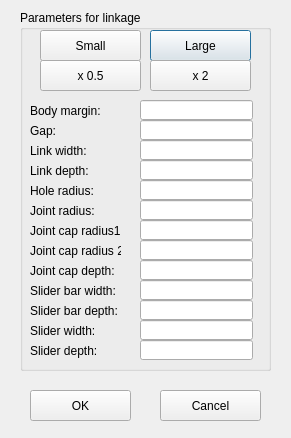
First picture: the form in KinematicDesign/OptionDialog.ui, repository gnishida/KinematicDesign, before the edit.
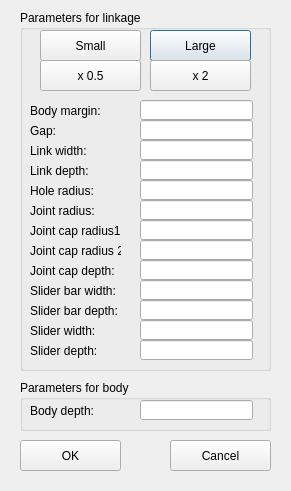
Second picture: the form after the edit.

Commit message: add body depth parameter

What changed in the file:
```diff
--- a/KinematicDesign/OptionDialog.ui
+++ b/KinematicDesign/OptionDialog.ui
@@ -7,7 +7,7 @@
     <x>0</x>
     <y>0</y>
     <width>291</width>
-    <height>438</height>
+    <height>491</height>
    </rect>
   </property>
   <property name="windowTitle">
@@ -380,8 +380,8 @@
   <widget class="QPushButton" name="pushButtonOK">
    <property name="geometry">
     <rect>
-     <x>30</x>
-     <y>390</y>
+     <x>20</x>
+     <y>440</y>
      <width>101</width>
      <height>31</height>
     </rect>
@@ -393,8 +393,8 @@
   <widget class="QPushButton" name="pushButtonCancel">
    <property name="geometry">
     <rect>
-     <x>160</x>
-     <y>390</y>
+     <x>170</x>
+     <y>440</y>
      <width>101</width>
      <height>31</height>
     </rect>
@@ -403,6 +403,42 @@
     <string>Cancel</string>
    </property>
   </widget>
+  <widget class="QGroupBox" name="groupBox_2">
+   <property name="geometry">
+    <rect>
+     <x>20</x>
+     <y>380</y>
+     <width>251</width>
+     <height>51</height>
+    </rect>
+   </property>
+   <property name="title">
+    <string>Parameters for body</string>
+   </property>
+   <widget class="QLabel" name="label_14">
+    <property name="geometry">
+     <rect>
+      <x>10</x>
+      <y>20</y>
+      <width>71</width>
+      <height>21</height>
+     </rect>
+    </property>
+    <property name="text">
+     <string>Body depth:</string>
+    </property>
+   </widget>
+   <widget class="QLineEdit" name="lineEditBodyDepth">
+    <property name="geometry">
+     <rect>
+      <x>120</x>
+      <y>20</y>
+      <width>113</width>
+      <height>20</height>
+     </rect>
+    </property>
+   </widget>
+  </widget>
  </widget>
  <layoutdefault spacing="6" margin="11"/>
  <tabstops>
```
The commit also changes 5 other files.
